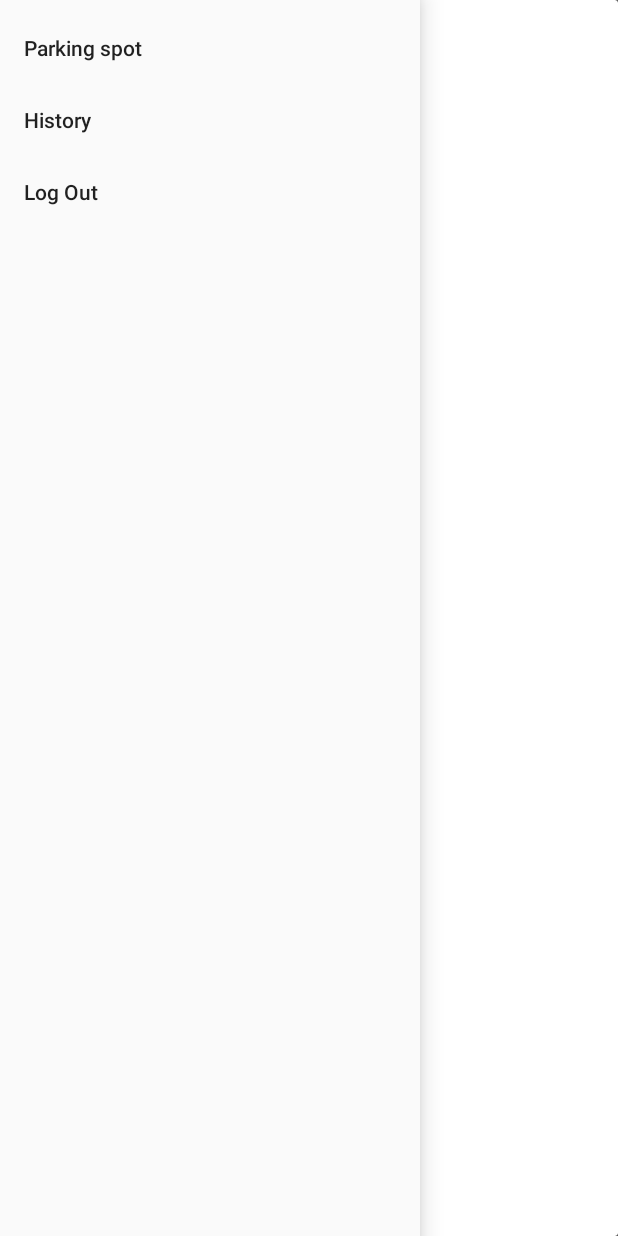
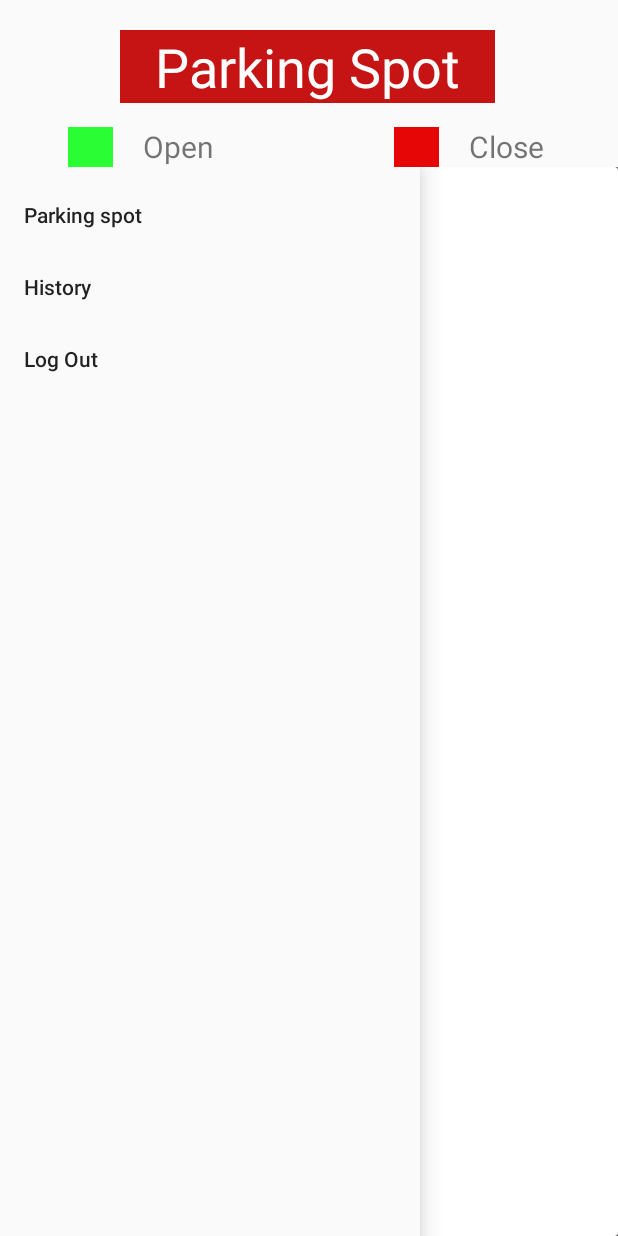
Before and after one commit to akashjoshi1999/S-park, an Android app: the OwnerActivity screen opened directly, with no data from a screen before it, with the side drawer open, on a phone screen of 412 x 824 dp. Run offline under Robolectric (Android 15) with nearby library versions, the phone set to English and light mode, and no system bars; our stand-ins replace Firebase (no records; nobody signed in at launch, a user with empty details on screens opened directly); Roboto replaces fonts that are not available here.

Commit message:
Initial commit

```diff
--- a/app/src/main/java/com/example/spark/OwnerActivity.java
+++ b/app/src/main/java/com/example/spark/OwnerActivity.java
@@ -54,20 +54,20 @@ public class OwnerActivity extends AppCompatActivity implements NavigationView.O
         super.onStart();
 
         Query query = FirebaseDatabase.getInstance().getReference("data").child("QGVsYAYdfiQQ1Fu6vW3CfdBxSlA3").child("car_standing");
-        FirebaseRecyclerOptions<Object> options =
-                new FirebaseRecyclerOptions.Builder<Object>()
-                        .setQuery(query, Object.class)
+        FirebaseRecyclerOptions<BookTheVehicle> options =
+                new FirebaseRecyclerOptions.Builder<BookTheVehicle>()
+                        .setQuery(query, BookTheVehicle.class)
                         .build();
 
-        FirebaseRecyclerAdapter<Object,OwnerHolder> adapter =
-                new FirebaseRecyclerAdapter<Object, OwnerHolder>(options) {
+        FirebaseRecyclerAdapter<BookTheVehicle,OwnerHolder> adapter =
+                new FirebaseRecyclerAdapter<BookTheVehicle, OwnerHolder>(options) {
                     @Override
-                    protected void onBindViewHolder(@NonNull OwnerHolder holder, int position, @NonNull Object model) {
-                        String parkingSpot = ((HashMap<String, String>)model).get("car_standing");
-                        Log.v("abc", "ENTERED FUNCTION"+model.toString());
-                        Log.v("abc", "cs: "+parkingSpot);
+                    protected void onBindViewHolder(@NonNull OwnerHolder holder, int position, @NonNull BookTheVehicle model) {
+                        String spot = String.valueOf(model.getSpot());
+//                        Log.v("abc", "ENTERED FUNCTION"+model.toString());
+//                        Log.v("abc", "cs: "+parkingSpot);
 
-                        if(parkingSpot.equals("Yes")){
+                        if(spot.equals("Yes")){
                             holder.spot.setBackgroundColor(Color.parseColor("#ff0000"));
                         } else {
                             holder.spot.setBackgroundColor(Color.parseColor("#00ff00"));
--- a/app/src/main/res/layout/activity_owner.xml
+++ b/app/src/main/res/layout/activity_owner.xml
@@ -1,5 +1,59 @@
 <?xml version="1.0" encoding="utf-8"?>
-<androidx.drawerlayout.widget.DrawerLayout xmlns:android="http://schemas.android.com/apk/res/android"
+<LinearLayout xmlns:android="http://schemas.android.com/apk/res/android"
+    android:orientation="vertical" android:layout_width="match_parent"
+    android:layout_height="match_parent">
+
+    <TextView
+        android:layout_width="250dp"
+        android:layout_height="wrap_content"
+        android:layout_marginStart="80dp"
+        android:layout_marginTop="20dp"
+        android:text="@string/parking_spot"
+        android:textColor="#ffffff"
+        android:background="#C61313"
+        android:textAlignment="center"
+        android:textSize="36sp" />
+
+    <LinearLayout
+        android:layout_width="match_parent"
+        android:layout_height="wrap_content">
+
+        <TextView
+            android:id="@+id/textView17"
+            android:layout_width="30dp"
+            android:layout_height="30dp"
+            android:layout_marginStart="45dp"
+            android:layout_marginTop="10dp"
+            android:background="#2BFD34"
+            android:text="" />
+
+        <TextView
+            android:layout_width="wrap_content"
+            android:layout_height="wrap_content"
+            android:layout_marginStart="20dp"
+            android:layout_marginTop="15dp"
+            android:text="Open"
+            android:textSize="20sp" />
+
+        <TextView
+            android:id="@+id/textView16"
+            android:layout_width="30dp"
+            android:layout_height="30dp"
+            android:layout_marginStart="120dp"
+            android:layout_marginTop="10dp"
+            android:background="#E60606"
+            android:text="" />
+
+        <TextView
+            android:layout_width="wrap_content"
+            android:layout_height="wrap_content"
+            android:layout_marginStart="20dp"
+            android:layout_marginTop="15dp"
+            android:text="Close"
+            android:textSize="20sp" />
+    </LinearLayout>
+    <androidx.drawerlayout.widget.DrawerLayout
+        xmlns:android="http://schemas.android.com/apk/res/android"
         xmlns:app="http://schemas.android.com/apk/res-auto"
         xmlns:tools="http://schemas.android.com/tools"
         android:id="@+id/drawer_layout"
@@ -14,3 +68,5 @@
             android:id="@+id/nav_view_owner"
             app:menu="@menu/owner_menu"/>
     </androidx.drawerlayout.widget.DrawerLayout>
+
+</LinearLayout>
```
Also changed, not shown: app/src/main/java/com/example/spark/carBooking.java (+7 -1 lines), app/src/main/res/layout/recycler_view_owner.xml (+0 -52 lines). Lines whose indentation alone changed are shown as unchanged.
